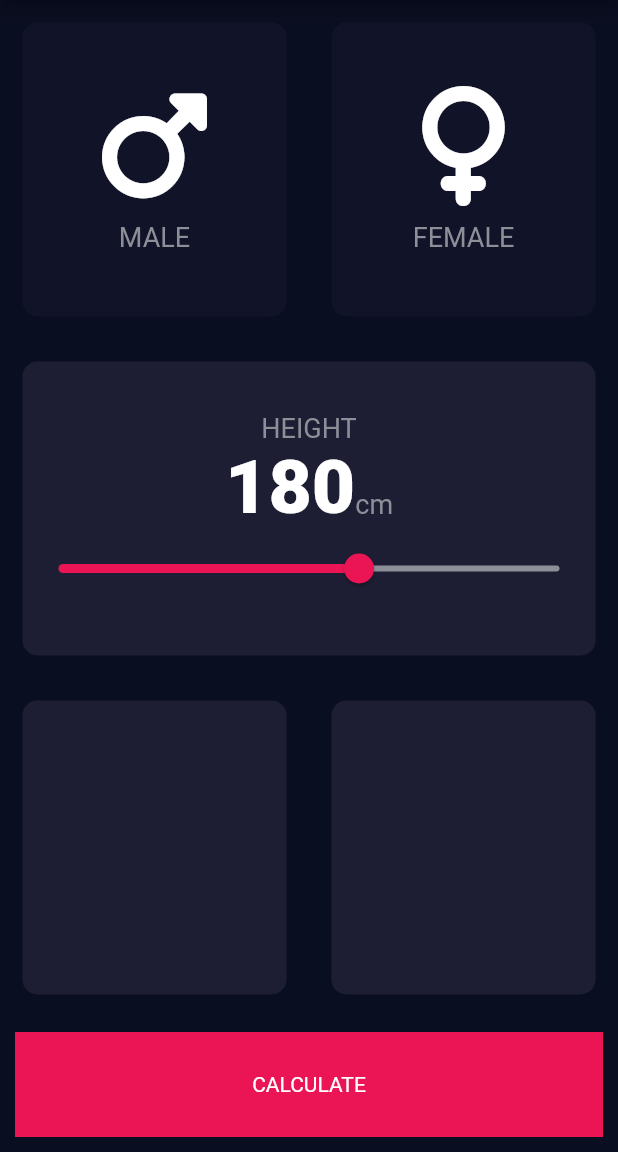
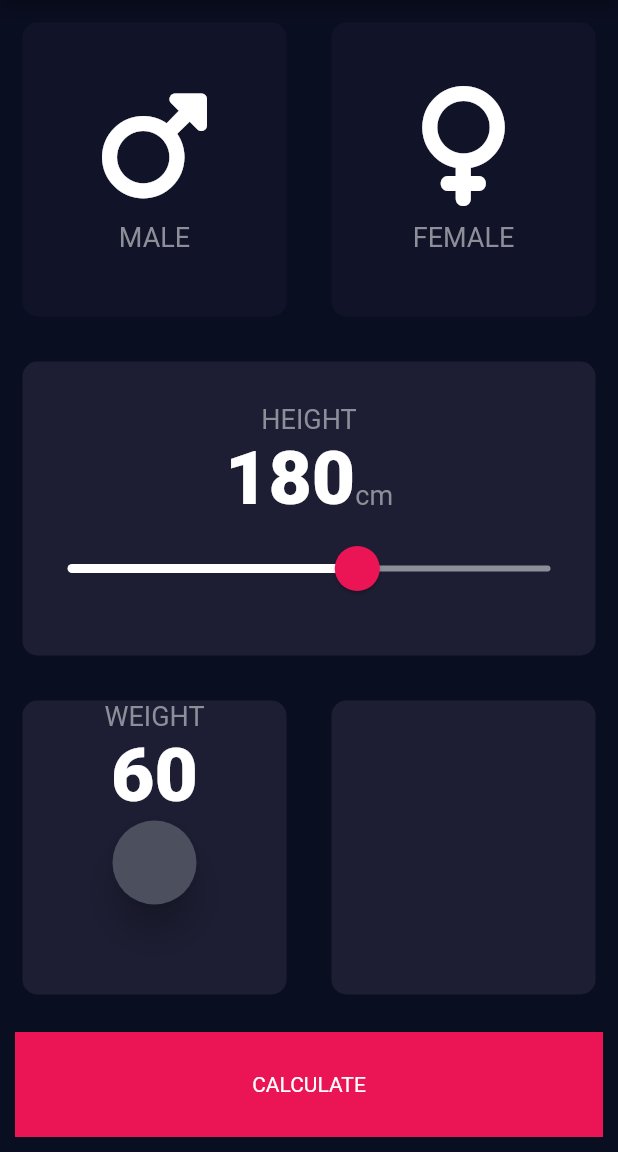
Before and after one commit to Chris-Eminence/BMI-Calculator, a Flutter app: the screen it shows after launch, on a phone screen of 412 x 824 dp, the part 84-1236 px from its top. Run offline on Flutter 3.47's test engine with Material 2 defaults, Android fonts, the phone set to English and light mode, and no system bars; our stand-ins replace font_awesome_flutter.

Commit message:
Slider completed

```diff
--- a/lib/input_page.dart
+++ b/lib/input_page.dart
@@ -1,4 +1,3 @@
-import 'dart:html';
 
 import 'icon_content.dart';
 import 'reuseable_card.dart';
@@ -15,7 +14,10 @@ class InputPage extends StatefulWidget {
 }
 
 class _InputPageState extends State<InputPage> {
+
   int height = 180;
+  int weight = 60;
+
   Gender selectedGender = Gender.noneSelected;
   @override
   Widget build(BuildContext context) {
@@ -89,17 +91,25 @@ class _InputPageState extends State<InputPage> {
                       )
                     ],
                   ),
-                  Slider(
+                  SliderTheme(
+                    data: SliderTheme.of(context).copyWith(
+                      inactiveTrackColor: const Color(0xFF8D8E98),
+                      thumbShape: const RoundSliderThumbShape(enabledThumbRadius: 15.0),
+                      overlayShape: const RoundSliderOverlayShape(overlayRadius: 30.0),
+                      thumbColor: const Color(0xFFEB1555),
+                      overlayColor: const Color(0x29EB1555),
+                      activeTrackColor: Colors.white,
+                    ),
+                    child: Slider(
                       value: height.toDouble(),
                       min: 120.0,
                       max: 220.0,
-                    activeColor: Color(0xFFEB1555),
-                    inactiveColor: Color(0xFF8D8E98),
                       onChanged: (double newValue){
                         setState(() {
                           height = newValue.round();
                         });
                       },
+                    ),
                   )
                 ],
               ),
@@ -109,11 +119,21 @@ class _InputPageState extends State<InputPage> {
             child: Row(
               children: [
                 Expanded(
-                  child: Container(
-                    margin: const EdgeInsets.all(15.0),
-                    decoration: BoxDecoration(
-                      color: kActiveCardColor,
-                      borderRadius: BorderRadius.circular(10.0),
+                  child: ReuseAbleCard(
+                    colour: kActiveCardColor,
+                    cardChild: Column(
+                      children: [
+                        const Text('WEIGHT', style: kLabelTextStyle,),
+                        Text(weight.toString(), style: kNumberTextStyle,),
+
+                          Row(
+                          mainAxisAlignment: MainAxisAlignment.center,
+
+                          children: const [
+                          RoundIconButton(),
+                      ],)
+                      ],
+
                     ),
                   ),
                 ),
@@ -141,3 +161,20 @@ class _InputPageState extends State<InputPage> {
     );
   }
 }
+
+class RoundIconButton extends StatelessWidget {
+  const RoundIconButton({Key? key}) : super(key: key);
+  @override
+  Widget build(BuildContext context) {
+    return RawMaterialButton(
+      onPressed: (){},
+      constraints: const BoxConstraints.tightFor(
+        width: 56.0,
+        height: 56.0,
+      ),
+      shape: const CircleBorder(),
+      fillColor: const Color(0xFF4C4F5E),
+      elevation: 10.0,
+    );
+  }
+}
```
Lines whose indentation alone changed are shown as unchanged.
